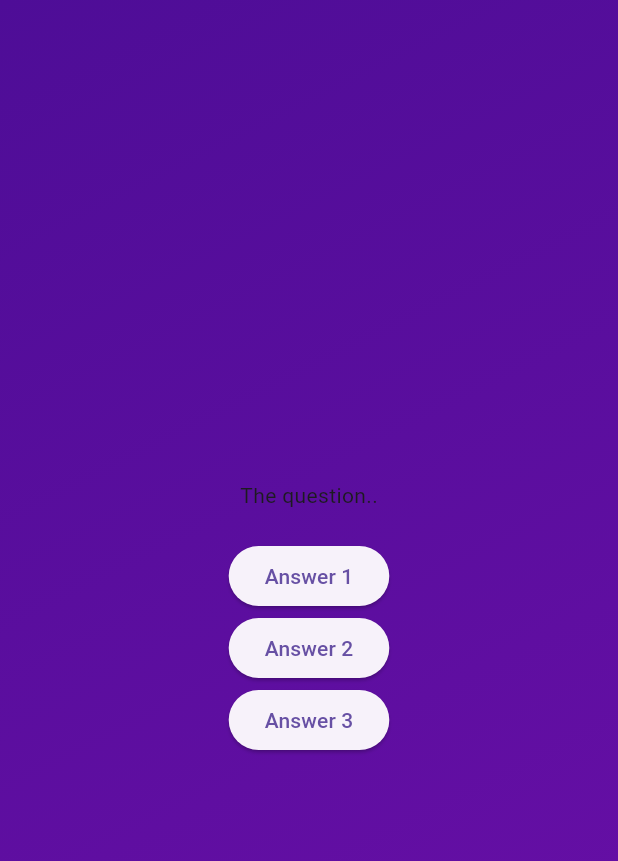
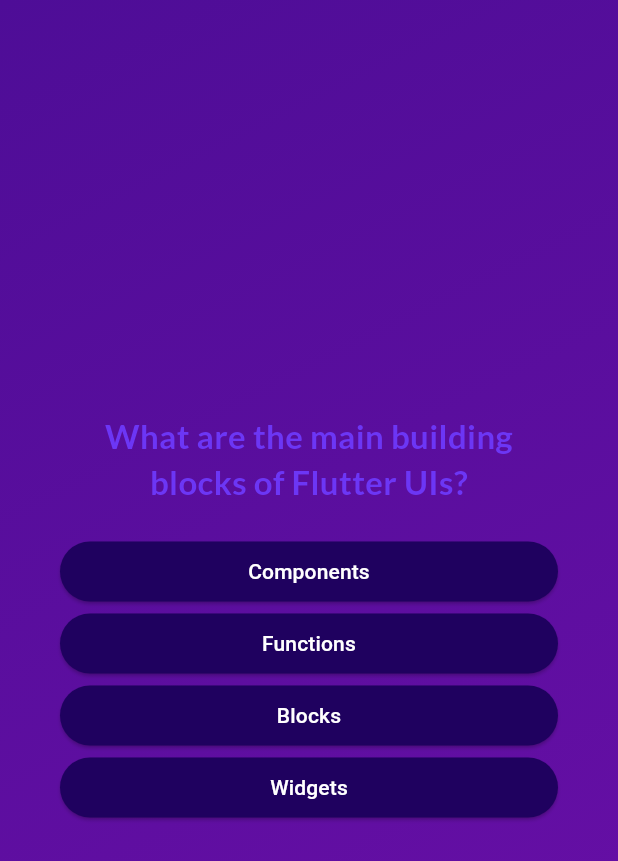
Before and after one commit to Nikuspokus/flutter, a Flutter app: the screen it shows after launch, after a tap on "Start Quiz", on a phone screen of 412 x 824 dp. Shown: the top 861 px of the screen. Run offline on Flutter 3.47's test engine with Material 3 defaults, Android fonts, the phone set to English and light mode, and no system bars; our stand-ins replace google_fonts.

Commit message:
step 76 - wip

```diff
--- /dev/null
+++ b/lib/answer_button.dart
@@ -0,0 +1,21 @@
+import 'package:flutter/material.dart';
+
+class AnswerButton extends StatelessWidget {
+  const AnswerButton({super.key, required this.answerText, required this.onTap});
+
+  final String answerText;
+  final void Function() onTap;
+
+  @override
+  Widget build(BuildContext context) {
+    return ElevatedButton(
+      onPressed: onTap,
+      style: ElevatedButton.styleFrom(
+        padding: EdgeInsets.symmetric(horizontal: 40, vertical: 10),
+        backgroundColor: Color.fromARGB(255,31,1,95),
+        foregroundColor: Colors.white,
+      ),
+      child: Text(answerText, textAlign: TextAlign.center,),
+    );
+  }
+}
--- a/lib/models/quiz_question.dart
+++ b/lib/models/quiz_question.dart
@@ -2,5 +2,11 @@ class QuizQuestion {
   const QuizQuestion(this.text, this.answers);
 
   final String text;
-  final List<String>answers;
+  final List<String> answers;
+
+  List<String> getShufflesAnswers() {
+    final shuffleList = List.of(answers);
+    shuffleList.shuffle();
+    return shuffleList;
+  }
 }
--- a/lib/questions_screen.dart
+++ b/lib/questions_screen.dart
@@ -1,7 +1,11 @@
 import 'package:flutter/material.dart';
+import 'package:google_fonts/google_fonts.dart';
+
+import 'package:flutter_basics/answer_button.dart';
+import 'package:flutter_basics/data/questions.dart';
 
 class QuestionsScreen extends StatefulWidget {
- const QuestionsScreen({super.key}) ;
+  const QuestionsScreen({super.key});
 
   @override
   State<QuestionsScreen> createState() {
@@ -10,30 +14,41 @@ class QuestionsScreen extends StatefulWidget {
 }
 
 class _QuestionsScreenState extends State<QuestionsScreen> {
+  var currentQuestionIndex = 0;
+
+  answerQuestion() {
+    setState(() {
+      currentQuestionIndex++;
+    });
+  }
+
   @override
   Widget build(context) {
-    return SizedBox(
-      width: double.infinity,
-      child: Column(
-        mainAxisAlignment: MainAxisAlignment.center,
-        children: [
-          const Text('The question..'),
-          const SizedBox(height: 20),
-          ElevatedButton(
-            onPressed: () {},
-            child: const Text('Answer 1'),
-          ),
-          ElevatedButton(
-            onPressed: () {},
-            child: const Text('Answer 2'),
-          ),
-          ElevatedButton(
-            onPressed: () {},
-            child: const Text('Answer 3'),
-          ),
-        ]
+    final currentQuestion = questions[currentQuestionIndex];
+
+    return Container(
+      margin: const EdgeInsets.all(40),
+      child: SizedBox(
+        width: double.infinity,
+        child: Column(
+            mainAxisAlignment: MainAxisAlignment.center,
+            crossAxisAlignment: CrossAxisAlignment.stretch,
+            children: [
+              Text(
+                currentQuestion.text,
+                style: GoogleFonts.lato(
+                  color: const Color.fromARGB(255, 108, 54, 245),
+                  fontSize: 22,
+                  fontWeight: FontWeight.bold,
+                ),
+                textAlign: TextAlign.center,
+              ),
+              const SizedBox(height: 20),
+              ...currentQuestion.getShufflesAnswers().map((answer) {
+                return AnswerButton(answerText: answer, onTap: answerQuestion);
+              }),
+            ]),
       ),
     );
-
   }
 }
--- a/lib/start_screen.dart
+++ b/lib/start_screen.dart
@@ -1,4 +1,6 @@
 import 'package:flutter/material.dart';
+
+import 'package:google_fonts/google_fonts.dart';
 
 class StartScreen extends StatelessWidget {
   const StartScreen(this.startQuiz, {super.key});
@@ -18,7 +20,7 @@ class StartScreen extends StatelessWidget {
         ),
         SizedBox(height: 80),
         Text('Learn Flutter the fun way !',
-            style: TextStyle(fontSize: 20, color: Colors.white)),
+            style: GoogleFonts.lato(fontSize: 20, color: Colors.white)),
         SizedBox(height: 30),
         OutlinedButton.icon(
           onPressed: startQuiz,
--- a/pubspec.yaml
+++ b/pubspec.yaml
@@ -34,6 +34,7 @@ dependencies:
   # The following adds the Cupertino Icons font to your application.
   # Use with the CupertinoIcons class for iOS style icons.
   cupertino_icons: ^1.0.8
+  google_fonts: ^6.2.1
 
 dev_dependencies:
   flutter_test:
```
Also changed, not shown: pubspec.lock, 1 other file.
